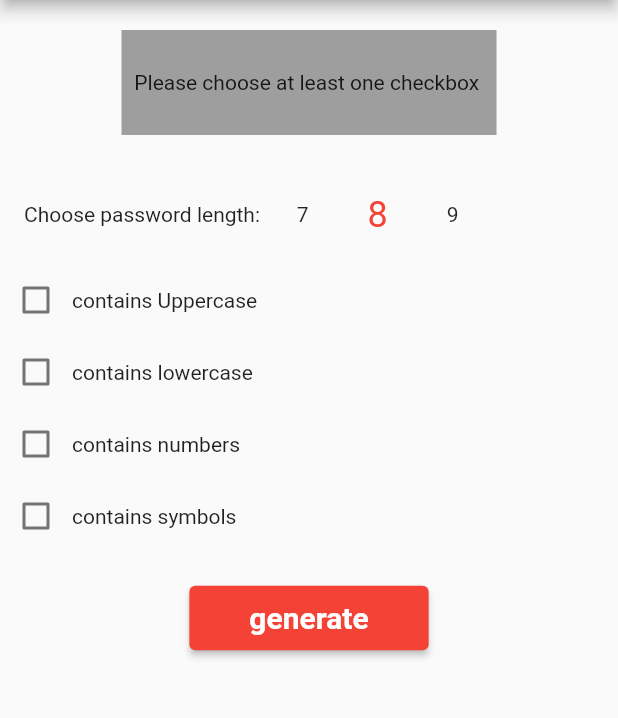
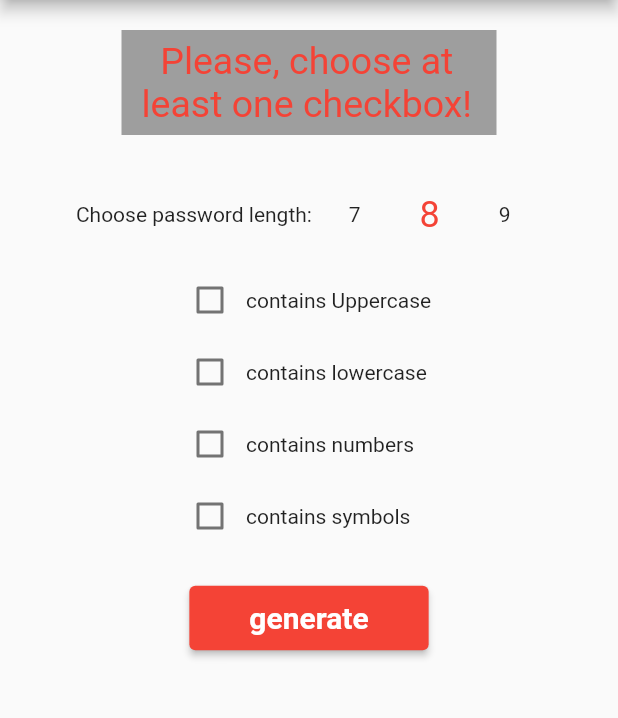
Before and after one commit to Merculiar/password_generator, a Flutter app: the screen it shows after launch, after a tap on "generate", on a phone screen of 412 x 824 dp, the part 84-802 px from its top. Run offline on Flutter 3.47's test engine with Material 2 defaults, Android fonts, the phone set to English and light mode, and no system bars; drawn by our look-alikes of numberpicker.

Commit message:
Fixes of layout.

```diff
--- a/lib/src/blocs/logic.dart
+++ b/lib/src/blocs/logic.dart
@@ -17,6 +17,7 @@ class LogicBloc extends ChangeNotifier {
   bool get isLower => _isLower;
   set setLower(bool val) => _isLower = val;
 
+  bool isError = false;
   bool _isNumber = false;
   bool get isNumber => _isNumber;
   set setNumber(bool val) => _isNumber = val;
@@ -59,6 +60,7 @@ class LogicBloc extends ChangeNotifier {
 
   void generatePassword() {
     String _finalSet = '';
+    isError = false;
     if (isUpper == true) {
       _finalSet += constants.UPPERCASE_CHARS;
     }
@@ -72,7 +74,8 @@ class LogicBloc extends ChangeNotifier {
       _finalSet += constants.SYMBOLS_CHARS;
     }
     if (_finalSet.isEmpty) {
-      _finalSet = 'Please choose at least one checkbox';
+      _finalSet = 'Please, choose at least one checkbox!';
+      isError = true;
       password = _finalSet;
       notifyListeners();
       return;
--- a/lib/src/screens/password_screen.dart
+++ b/lib/src/screens/password_screen.dart
@@ -18,13 +18,20 @@ class MyHomePage extends StatelessWidget {
         mainAxisAlignment: MainAxisAlignment.start,
         children: [
           Padding(
-            padding: EdgeInsets.all(20),
+            padding: const EdgeInsets.all(20),
             child: Container(
               height: 70,
               width: 250,
               color: Theme.of(context).backgroundColor,
               child: Center(
-                child: SelectableText(bloc.password),
+                child: SelectableText(
+                  bloc.password,
+                  textAlign: TextAlign.center,
+                  style: TextStyle(
+                    fontSize: 25,
+                    color: bloc.isError ? Colors.red : Colors.black
+                  ),
+                ),
               ),
             ),
           ),
--- a/lib/src/widgets/number_picker_widget.dart
+++ b/lib/src/widgets/number_picker_widget.dart
@@ -16,9 +16,9 @@ class _NumberPickerWidgetState extends State<NumberPickerWidget> {
   Widget build(BuildContext context) {
     final bloc = Provider.of<LogicBloc>(context);
     return Row(
-      mainAxisAlignment: MainAxisAlignment.start,
+      mainAxisAlignment: MainAxisAlignment.center,
       children: [
-        Text('Choose password length: '),
+        const Text('Choose password length: '),
         NumberPicker(
           axis: Axis.horizontal,
           itemWidth: 50,
--- a/lib/src/widgets/option_widget.dart
+++ b/lib/src/widgets/option_widget.dart
@@ -17,7 +17,9 @@ class _OptionWidgetState extends State<OptionWidget> {
   @override
   Widget build(BuildContext context) {
     final bloc = Provider.of<LogicBloc>(context);
-    return Row(
+    return SizedBox(
+      width: 180,
+      child: Row(
         children: [
           Checkbox(
             value: bloc.getOption(widget.optionType),
@@ -29,6 +31,7 @@ class _OptionWidgetState extends State<OptionWidget> {
           ),
           Text(widget.optionText),
         ],
+      ),
     );
   }
 }
```
Also changed, not shown: pubspec.lock, 10 other files. Lines whose indentation alone changed are shown as unchanged.
